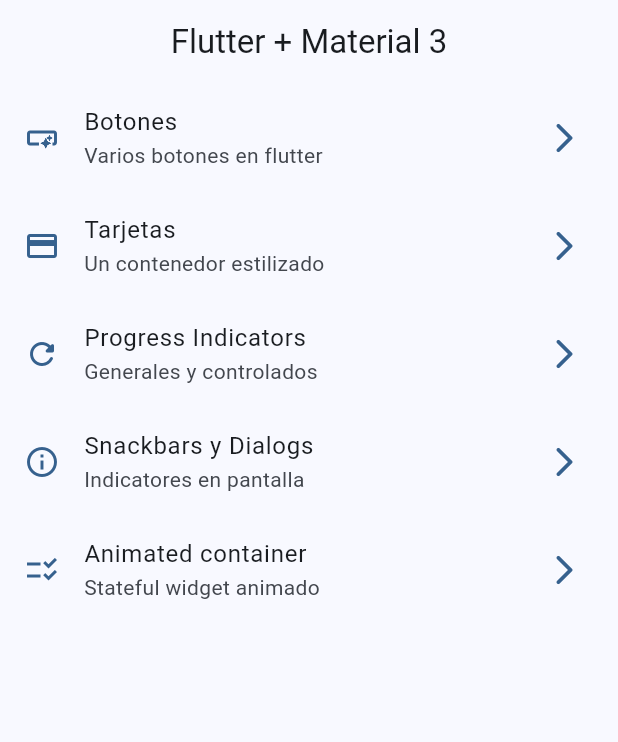
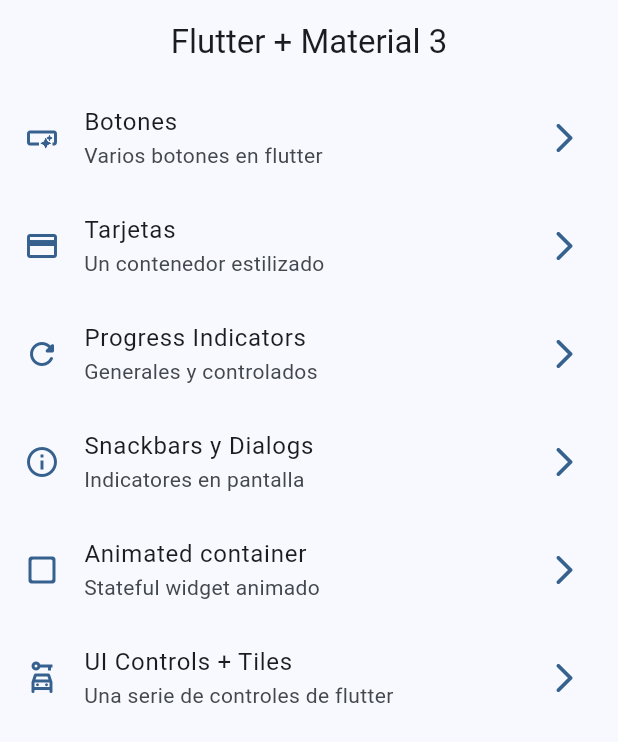
Before and after one commit to yohanangulo/fernando-flutter, a Flutter app: the screen it shows after launch, on a phone screen of 412 x 824 dp. Shown: the top 742 px of the screen. Run offline on Flutter 3.47's test engine with Material 3 defaults, Android fonts, the phone set to English and light mode, and no system bars; our stand-ins replace animate_do, go_router, video_player.

Commit message:
ui controls

```diff
--- a/widgets_app/lib/config/menu/menu_items.dart
+++ b/widgets_app/lib/config/menu/menu_items.dart
@@ -43,6 +43,12 @@
     title: 'Animated container',
     subtitle: 'Stateful widget animado',
     link: '/animated',
-    icon: Icons.checklist_rtl_outlined,
+    icon: Icons.check_box_outline_blank_rounded,
+  ),
+  MenuItems(
+    title: 'UI Controls + Tiles',
+    subtitle: 'Una serie de controles de flutter',
+    link: '/ui-controls',
+    icon: Icons.car_rental_outlined,
   ),
 ];
--- a/widgets_app/lib/config/router/app_router.dart
+++ b/widgets_app/lib/config/router/app_router.dart
@@ -34,5 +34,10 @@
       path: '/animated',
       builder: (context, state) => const AnimatedScreen(),
     ),
+    GoRoute(
+      name: UiControlsScreen.name,
+      path: '/ui-controls',
+      builder: (context, state) => const UiControlsScreen(),
+    ),
   ],
 );
```
Also changed, not shown: widgets_app/lib/presentation/screens/ui_controls/ui_controls_screen.dart (+84 -1 lines).
